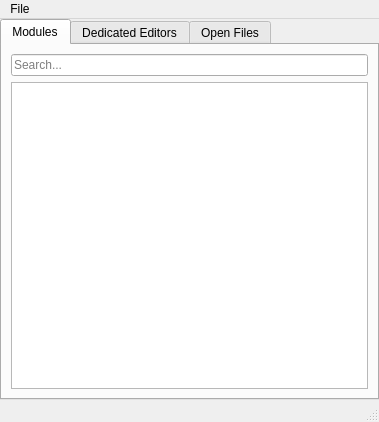
This is ui/main_window.ui in thane98/paragon as Qt 5 draws it before an edit. The edited form follows.
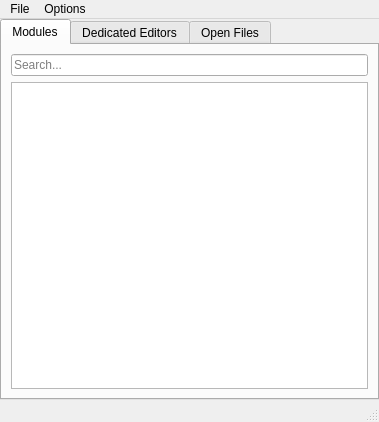
This is the edited form. The open tabs and pages were chosen to show the change.

```diff
--- a/ui/main_window.ui
+++ b/ui/main_window.ui
@@ -147,7 +147,13 @@
     <addaction name="action_close"/>
     <addaction name="action_quit"/>
    </widget>
+   <widget class="QMenu" name="menuOptions">
+    <property name="title">
+     <string>Options</string>
+    </property>
+   </widget>
    <addaction name="menuFile"/>
+   <addaction name="menuOptions"/>
   </widget>
   <widget class="QStatusBar" name="statusbar"/>
   <action name="action_save">
```
Left out of the diff: 9 changed lines with no effect on the pictures.
